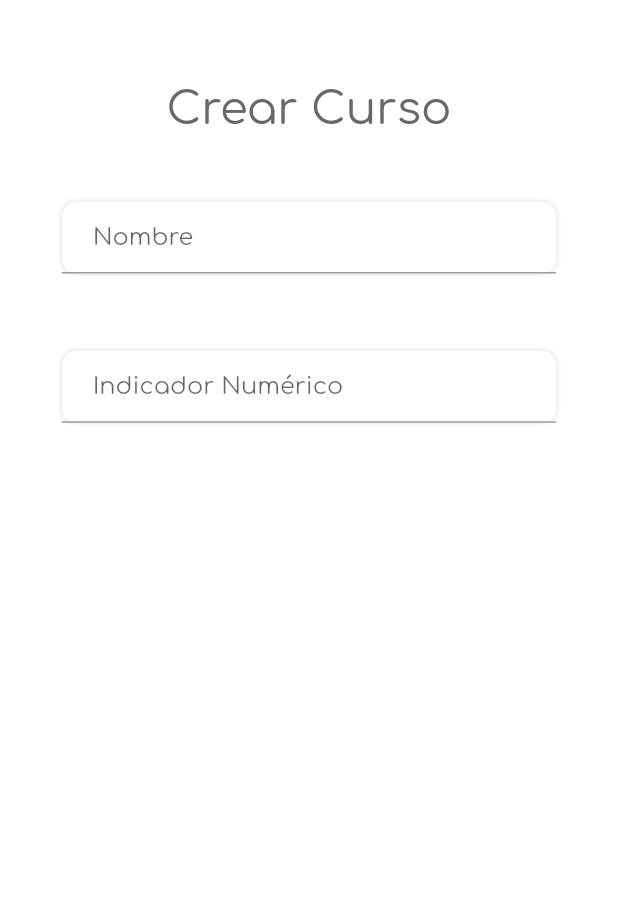
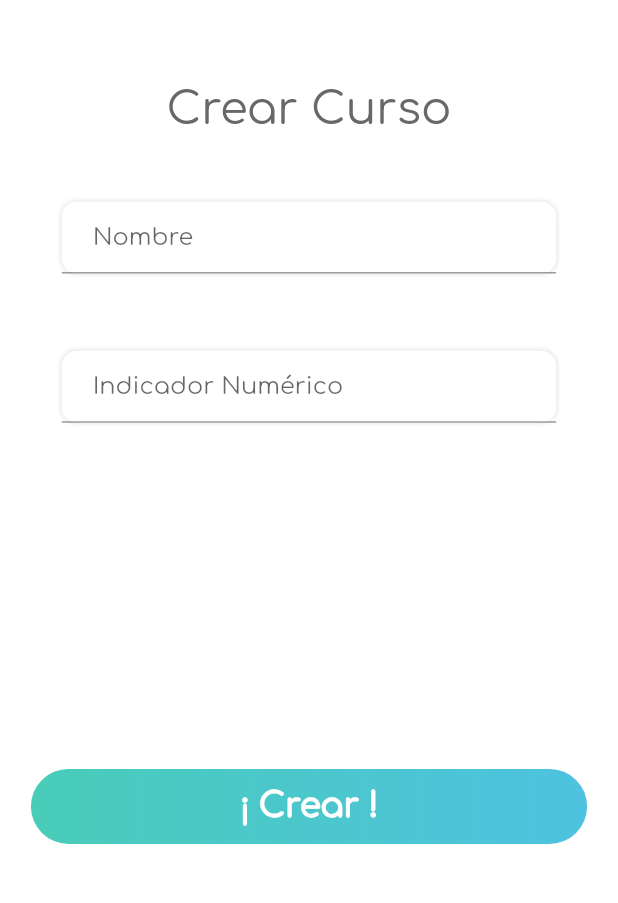
Before and after one commit to sebasnop/lineclass-app, a Flutter app: the CreateCourseScreen screen opened directly, on a phone screen of 412 x 824 dp, the part 114-1017 px from its top. Run offline on Flutter 3.47's test engine with Material 2 defaults, Android fonts, the light colour scheme and no system bars; drawn by our look-alikes of flutter_form_builder; our stand-ins replace data_connection_checker, toast; missing offline and left inert: generic_bloc_provider.

Commit message:
Formulario listo para añadir el guardado y subida de datos a Firebase

```diff
--- a/lib/Course/ui/screens/create_course_screen.dart
+++ b/lib/Course/ui/screens/create_course_screen.dart
@@ -1,7 +1,10 @@
+import 'package:data_connection_checker/data_connection_checker.dart';
 import 'package:flutter/cupertino.dart';
 import 'package:flutter/material.dart';
 import 'package:flutter_form_builder/flutter_form_builder.dart';
+import 'package:lineclass/User/ui/widgets/blue_button.dart';
 import 'package:lineclass/widgets/own_back_button.dart';
+import 'package:toast/toast.dart';
 
 class CreateCourseScreen extends StatefulWidget {
   @override
@@ -104,7 +107,31 @@ class _CreateCourseScreenState extends State<CreateCourseScreen> {
                   ),
                   validators: [
                     FormBuilderValidators.numeric(),
+                    FormBuilderValidators.required(),
                   ],
+                ),
+              ),
+              Container(
+                child: BlueButton(
+                  buttonText: "¡ Crear !",
+                  onPressed: () async {
+
+                    bool internetConexion = await DataConnectionChecker().hasConnection;
+
+                    if (internetConexion){
+
+                      if (_fbKey.currentState.saveAndValidate()) {
+
+                        print(_fbKey.currentState.value);
+                      } else {
+                        Toast.show("Completa los campos requeridos", context, duration: Toast.LENGTH_SHORT, gravity:  Toast.TOP);
+                      }
+
+                    } else if (!internetConexion){
+                      Toast.show("Verifica tu conexión a internet :)", context, duration: Toast.LENGTH_LONG, gravity:  Toast.CENTER);
+                    }
+
+                  },
                 ),
               )
             ],
@@ -115,7 +142,7 @@ class _CreateCourseScreenState extends State<CreateCourseScreen> {
 
     return Scaffold(
       backgroundColor: Colors.white,
-      body: Column(
+      body: ListView(
         children: <Widget>[
           OwnBackButton(width: backButtonWidth, height: backButtonWidth, backText: "Volver"),
           createCourseText,
--- /dev/null
+++ b/lib/User/ui/widgets/blue_button.dart
@@ -0,0 +1,64 @@
+import 'package:flutter/material.dart';
+
+
+class BlueButton extends StatelessWidget {
+
+
+
+  final String buttonText;
+  final VoidCallback onPressed;
+
+  BlueButton({
+    Key key,
+    @required this.buttonText,
+    @required this.onPressed
+  });
+
+  @override
+  Widget build(BuildContext context) {
+
+    double screenWidth = MediaQuery.of(context).size.width;
+    double screenHeight = MediaQuery.of(context).size.height;
+    double buttonWidth = screenWidth*0.90;
+
+    return Container(
+      height: 50,
+        margin: EdgeInsets.only(
+          top: screenHeight*0.28,
+          bottom: 50
+        ),
+      child: InkWell(
+        onTap: onPressed,
+        child: Container(
+          height: 50.0,
+          width: buttonWidth,
+          decoration: BoxDecoration(
+              borderRadius: BorderRadius.circular(30.0),
+              gradient: LinearGradient(
+                  colors: [
+                    Color(0xFF49CCB9),
+                    Color(0xFF4EC2E0)
+                  ]
+              )
+
+          ),
+
+          child: Center(
+            child: Text(
+              buttonText,
+              style: TextStyle(
+                  fontSize: 23.0,
+                  fontFamily: "Comfortaa",
+                  color: Colors.white,
+                fontWeight: FontWeight.bold
+              ),
+
+            ),
+          ),
+
+        ),
+      ),
+    );
+  }
+
+}
--- a/pubspec.yaml
+++ b/pubspec.yaml
@@ -23,12 +23,15 @@ dependencies:
   # The following adds the Cupertino Icons font to your application.
   # Use with the CupertinoIcons class for iOS style icons.
   cupertino_icons: ^0.1.2
+  toast: ^0.1.5
 
   firebase_core: ^0.4.3+2
   firebase_analytics: ^5.0.11
+  cloud_firestore: ^0.13.4
 
   generic_bloc_provider: ^1.0.9
   flutter_form_builder: ^3.8.0+1
+  data_connection_checker: ^0.3.4
 
 dev_dependencies:
   flutter_test:
```
Also changed, not shown: pubspec.lock.
